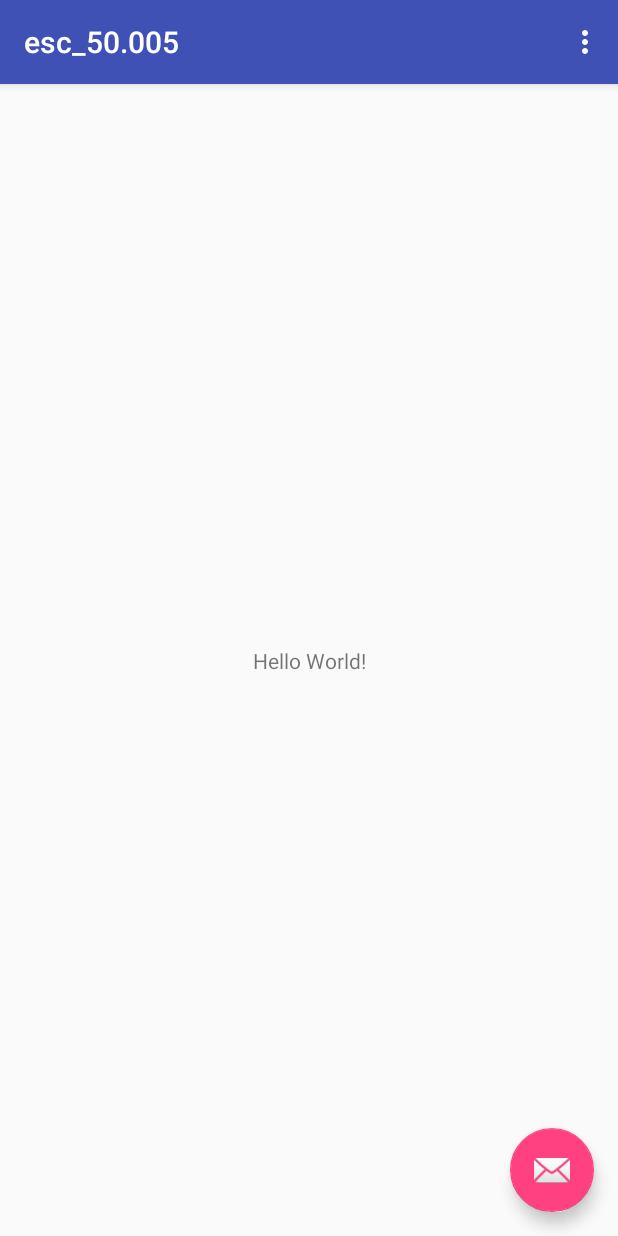
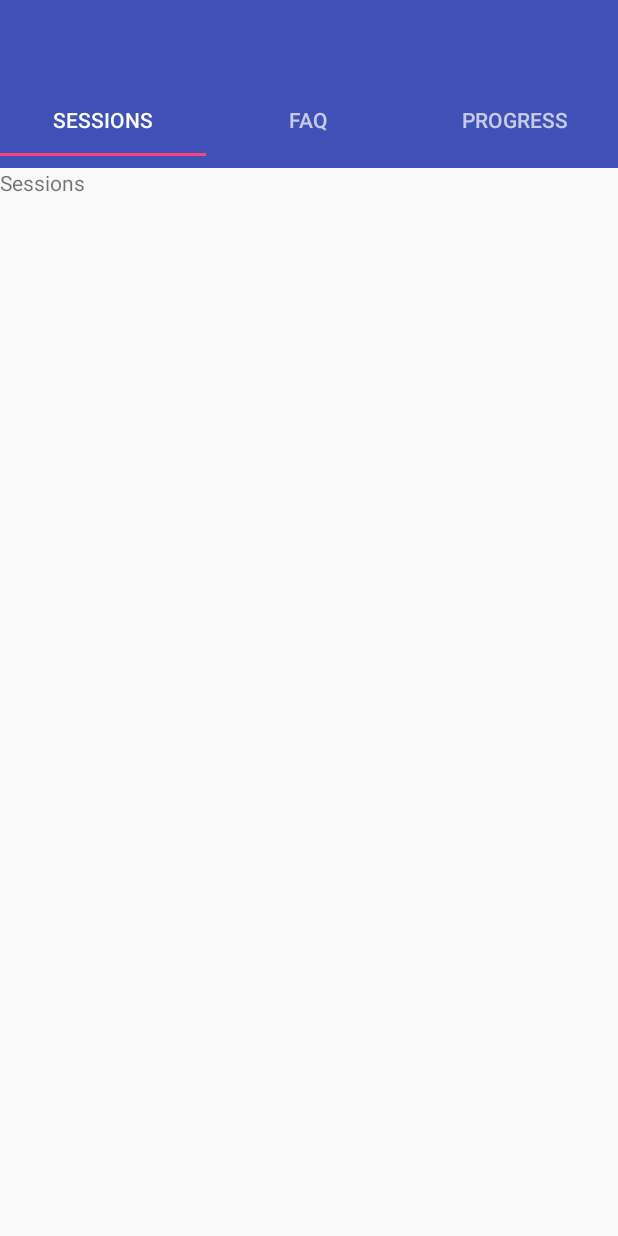
Before and after one commit to hoonqt/ESCProjectGrp10, an Android app: the screen it shows after launch (MainActivity before the commit, CourseActivity after it), on a phone screen of 412 x 824 dp. Run offline under Robolectric (Android 15) with nearby library versions, the phone set to English and light mode, and no system bars.

Commit message:
Added course activity and faq fragment

```diff
--- a/app/build.gradle
+++ b/app/build.gradle
@@ -21,6 +21,7 @@
 dependencies {
     implementation fileTree(dir: 'libs', include: ['*.jar'])
     implementation 'com.android.support:appcompat-v7:26.1.0'
+    implementation 'com.android.support:cardview-v7:26.1.0'
     implementation 'com.android.support.constraint:constraint-layout:1.0.2'
     implementation 'com.android.support:design:26.1.0'
     testImplementation 'junit:junit:4.12'
--- a/app/src/main/AndroidManifest.xml
+++ b/app/src/main/AndroidManifest.xml
@@ -10,7 +10,7 @@
         android:supportsRtl="true"
         android:theme="@style/AppTheme">
         <activity
-            android:name=".MainActivity"
+            android:name=".UI.Course.FAQ.CourseActivity"
             android:label="@string/app_name"
             android:theme="@style/AppTheme.NoActionBar">
             <intent-filter>
--- /dev/null
+++ b/app/src/main/java/com/example/cindy/esc_50005/UI/Course/FAQ/CourseActivity.java
@@ -0,0 +1,60 @@
+package com.example.cindy.esc_50005.UI.Course.FAQ;
+
+import android.os.Bundle;
+import android.support.design.widget.TabLayout;
+import android.support.v4.view.ViewPager;
+import android.support.v7.app.AppCompatActivity;
+import android.support.v7.widget.Toolbar;
+
+import com.example.cindy.esc_50005.R;
+
+public class CourseActivity extends AppCompatActivity {
+
+    @Override
+    protected void onCreate(Bundle savedInstanceState) {
+        super.onCreate(savedInstanceState);
+        setContentView(R.layout.course_activity);
+
+
+        Toolbar toolbar=(Toolbar) findViewById(R.id.toolbar);
+//        setSupportActionBar(toolbar);
+
+        TabLayout tabLayout=(TabLayout) findViewById(R.id.tab_layout);
+        tabLayout.addTab(tabLayout.newTab().setText(R.string.sessions));
+        tabLayout.addTab(tabLayout.newTab().setText(R.string.faq));
+        tabLayout.addTab(tabLayout.newTab().setText(R.string.progress));
+
+        //fragment is reusable cuz you can use it in other activities
+        tabLayout.setTabGravity(tabLayout.GRAVITY_FILL);
+
+        final ViewPager viewPager=(ViewPager) findViewById(R.id.pager);
+
+        //The ViewPager is the widget that allows the user to swipe left or right to see an entirely new screen. In a sense, it's just a nicer way to show the user multiple tabs.
+        // It also has the ability to dynamically add and remove pages (or tabs) at anytime.
+//
+        final com.example.cindy.esc_50005.UI.Course.FAQ.CoursePagerAdapter pagerAdapter=new com.example.cindy.esc_50005.UI.Course.FAQ.CoursePagerAdapter(getSupportFragmentManager(),tabLayout.getTabCount());
+
+        viewPager.setAdapter(pagerAdapter);
+
+        viewPager.addOnPageChangeListener(new TabLayout.TabLayoutOnPageChangeListener(tabLayout));
+
+        tabLayout.addOnTabSelectedListener(new TabLayout.OnTabSelectedListener() {
+            @Override
+            public void onTabSelected(TabLayout.Tab tab) {
+                viewPager.setCurrentItem(tab.getPosition());
+            }
+
+            @Override
+            public void onTabUnselected(TabLayout.Tab tab) {
+
+            }
+
+            @Override
+            public void onTabReselected(TabLayout.Tab tab) {
+
+            }
+        });
+
+
+    }
+}
--- /dev/null
+++ b/app/src/main/java/com/example/cindy/esc_50005/UI/Course/FAQ/CoursePagerAdapter.java
@@ -0,0 +1,51 @@
+package com.example.cindy.esc_50005.UI.Course.FAQ;
+
+import android.support.v4.app.Fragment;
+import android.support.v4.app.FragmentManager;
+import android.support.v4.app.FragmentStatePagerAdapter;
+
+/**
+ * Created by YiLong on 30/11/17.
+ */
+
+//use ctl+i in order to implement the method required by abstract class
+
+public class CoursePagerAdapter extends FragmentStatePagerAdapter {
+
+
+    //Implement the PagerAdapter which then populates the ViewPager widget with the chosen fragment.
+    //chosen Fragment means which fragment you swipe to
+    int mNumOfTabs;
+
+    public CoursePagerAdapter(FragmentManager fm, int mNumOfTabs) {
+        super(fm);
+        this.mNumOfTabs = mNumOfTabs;
+    }
+
+    @Override
+    public Fragment getItem(int position) {
+
+        switch (position)
+        {
+            case 0:
+                return new SessionsFragment();
+            case 1:
+                return new FaqFragment();
+            case 2:
+                return new ProgressFragment();
+            default:
+                return null;
+        }
+    }
+
+    @Override
+    public int getCount() {
+        return mNumOfTabs;
+    }
+
+    //TODO 2.1  - implement the method skeleton by using Alt+Enter
+    //TODO 2.2  - getItem takes in a position and returns a fragment
+    //            depending on the position chosen
+    //TODO 2.3  - getCount returns the number of tabs
+
+}
--- /dev/null
+++ b/app/src/main/java/com/example/cindy/esc_50005/UI/Course/FAQ/FaqContract.java
@@ -0,0 +1,23 @@
+package com.example.cindy.esc_50005.UI.Course.FAQ;
+
+import com.example.cindy.esc_50005.UI.Base.BasePresenter;
+import com.example.cindy.esc_50005.UI.Base.BaseView;
+
+/**
+ * Created by cindy on 19/2/2018.
+ */
+
+public interface FaqContract {
+
+    interface FaqContractPresenter extends BasePresenter {
+
+        void loadFaq();
+        void processEmptyFaq();
+        void upvoteFaq();
+    }
+   interface FaqContractView extends BaseView {
+        void showFaq();
+        void showNoFaq();
+        void showLoadFaqError();
+    }
+}
--- /dev/null
+++ b/app/src/main/java/com/example/cindy/esc_50005/UI/Course/FAQ/FaqFragment.java
@@ -0,0 +1,31 @@
+package com.example.cindy.esc_50005.UI.Course.FAQ;
+
+
+import android.os.Bundle;
+import android.support.v4.app.Fragment;
+import android.view.LayoutInflater;
+import android.view.View;
+import android.view.ViewGroup;
+
+import com.example.cindy.esc_50005.R;
+
+
+/**
+ * A simple {@link Fragment} subclass.
+ */
+public class FaqFragment extends Fragment implements FaqContract {
+
+
+    public FaqFragment() {
+        // Required empty public constructor
+    }
+
+
+    @Override
+    public View onCreateView(LayoutInflater inflater, ViewGroup container,
+                             Bundle savedInstanceState) {
+        // Inflate the layout for this fragment
+        return inflater.inflate(R.layout.faq_recycler, container, false);
+    }
+
+}
--- /dev/null
+++ b/app/src/main/java/com/example/cindy/esc_50005/UI/Course/FAQ/SessionsFragment.java
@@ -0,0 +1,31 @@
+package com.example.cindy.esc_50005.UI.Course.FAQ;
+
+
+import android.os.Bundle;
+import android.support.v4.app.Fragment;
+import android.view.LayoutInflater;
+import android.view.View;
+import android.view.ViewGroup;
+
+import com.example.cindy.esc_50005.R;
+
+
+/**
+ * A simple {@link Fragment} subclass.
+ */
+public class SessionsFragment extends Fragment {
+
+
+    public SessionsFragment() {
+        // Required empty public constructor
+    }
+
+
+    @Override
+    public View onCreateView(LayoutInflater inflater, ViewGroup container,
+                             Bundle savedInstanceState) {
+        // Inflate the layout for this fragment
+        return inflater.inflate(R.layout.sessions, container, false);
+    }
+
+}
--- /dev/null
+++ b/app/src/main/res/layout/course_activity.xml
@@ -0,0 +1,35 @@
+<?xml version="1.0" encoding="utf-8"?>
+<RelativeLayout xmlns:android="http://schemas.android.com/apk/res/android"
+    xmlns:app="http://schemas.android.com/apk/res-auto"
+    xmlns:tools="http://schemas.android.com/tools"
+    android:layout_width="match_parent"
+    android:layout_height="match_parent"
+    tools:context="com.example.cindy.esc_50005.UI.Course.FAQ.CourseActivity">
+
+    <android.support.v7.widget.Toolbar
+        android:id="@+id/toolbar"
+        android:layout_width="match_parent"
+        android:layout_height="wrap_content"
+        android:layout_alignParentTop="true"
+        android:background="?attr/colorPrimary"
+        android:minHeight="?attr/actionBarSize"
+        android:theme="@style/ThemeOverlay.AppCompat.Dark.ActionBar"
+        app:popupTheme="@style/ThemeOverlay.AppCompat.Light"
+        />
+
+    <android.support.design.widget.TabLayout
+        android:id="@+id/tab_layout"
+        android:layout_width="match_parent"
+        android:layout_height="wrap_content"
+        android:layout_below="@id/toolbar"
+        android:background="?attr/colorPrimary"
+        android:minHeight="?attr/actionBarSize"
+        android:theme="@style/ThemeOverlay.AppCompat.Dark.ActionBar"/>
+
+    <android.support.v4.view.ViewPager
+        android:id="@+id/pager"
+        android:layout_width="match_parent"
+        android:layout_height="fill_parent"
+        android:layout_below="@id/tab_layout"/>
+
+</RelativeLayout>
--- /dev/null
+++ b/app/src/main/res/layout/sessions.xml
@@ -0,0 +1,13 @@
+<FrameLayout xmlns:android="http://schemas.android.com/apk/res/android"
+    xmlns:tools="http://schemas.android.com/tools"
+    android:layout_width="match_parent"
+    android:layout_height="match_parent"
+    tools:context="com.example.cindy.esc_50005.MainActivity">
+
+    <!-- TODO: Update blank fragment layout -->
+    <TextView
+        android:layout_width="match_parent"
+        android:layout_height="match_parent"
+        android:text="Sessions" />
+
+</FrameLayout>
--- a/app/src/main/res/menu/menu_main.xml
+++ b/app/src/main/res/menu/menu_main.xml
@@ -5,6 +5,6 @@
     <item
         android:id="@+id/action_settings"
         android:orderInCategory="100"
-        android:title="@string/action_settings"
+        android:title="@string/course_name"
         app:showAsAction="never" />
 </menu>
--- a/app/src/main/res/values/strings.xml
+++ b/app/src/main/res/values/strings.xml
@@ -1,4 +1,9 @@
 <resources>
     <string name="app_name">esc_50.005</string>
-    <string name="action_settings">Settings</string>
+    <string name="faq">FAQ</string>
+    <string name="progress">Progress</string>
+    <string name="sessions">Sessions</string>
+    <string name="course_name">Elements of Software Construction</string>
+    <string name="recyclerViewFaqs">Elements of Software Construction</string>
+
 </resources>
```
Also changed, not shown: app/src/main/java/com/example/cindy/esc_50005/UI/Course/FAQ/FaqAdapter.java (added, +156 -0 lines), app/src/main/java/com/example/cindy/esc_50005/UI/Course/FAQ/FaqPresenter.java (added, +10 -0 lines), app/src/main/java/com/example/cindy/esc_50005/UI/Course/FAQ/ProgressFragment.java (added, +31 -0 lines), app/src/main/java/com/example/cindy/esc_50005/UI/Course/LALALA.java (deleted, +0 -8 lines), app/src/main/res/layout/faq_main.xml (added, +12 -0 lines), app/src/main/res/layout/faq_recycler.xml (added, +103 -0 lines), app/src/main/res/layout/progress.xml (added, +13 -0 lines).
